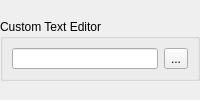
First picture: the form in src/components/addons/rawEditingUtilities/ui/Raw_Editing_Utilities.ui, repository KelSolaar/sIBL_GUI, before the edit.
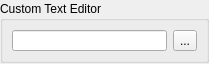
Second picture: the form after the edit.

What changed in the file:
```diff
--- a/src/components/addons/rawEditingUtilities/ui/Raw_Editing_Utilities.ui
+++ b/src/components/addons/rawEditingUtilities/ui/Raw_Editing_Utilities.ui
@@ -2,6 +2,14 @@
 <ui version="4.0">
  <class>Raw_Editing_Utilities_Form</class>
  <widget class="QWidget" name="Raw_Editing_Utilities_Form">
+  <property name="geometry">
+   <rect>
+    <x>0</x>
+    <y>0</y>
+    <width>209</width>
+    <height>64</height>
+   </rect>
+  </property>
   <property name="windowTitle">
    <string>Raw Editing Utilities</string>
   </property>
```
Left out of the diff: 2 changed lines with no effect on the pictures.
